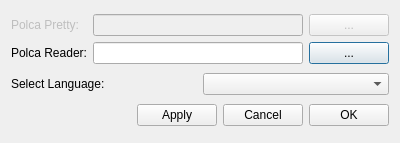
Above: POGADE/pogadesettings.ui from polca-project/polca-toolbox before the change. Below: the same form after it.
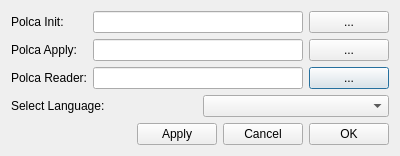
That is the form after the change.

Diff of the .ui file:
```diff
--- a/POGADE/pogadesettings.ui
+++ b/POGADE/pogadesettings.ui
@@ -16,50 +16,67 @@
   <layout class="QVBoxLayout" name="verticalLayout">
    <item>
     <layout class="QGridLayout" name="gridLayout">
-     <item row="2" column="0">
+     <item row="3" column="0">
       <widget class="QLabel" name="label">
        <property name="text">
         <string>Polca Reader:</string>
        </property>
       </widget>
      </item>
-     <item row="2" column="2">
+     <item row="3" column="2">
       <widget class="QPushButton" name="buttonPRSelect">
        <property name="text">
         <string>...</string>
        </property>
       </widget>
      </item>
-     <item row="2" column="1">
+     <item row="3" column="1">
       <widget class="QLineEdit" name="linePR"/>
      </item>
      <item row="1" column="0">
       <widget class="QLabel" name="label_3">
        <property name="enabled">
-        <bool>false</bool>
+        <bool>true</bool>
        </property>
        <property name="text">
-        <string>Polca Pretty:</string>
+        <string>Polca Init:</string>
        </property>
       </widget>
      </item>
      <item row="1" column="1">
       <widget class="QLineEdit" name="linePP">
        <property name="enabled">
-        <bool>false</bool>
+        <bool>true</bool>
        </property>
       </widget>
      </item>
      <item row="1" column="2">
       <widget class="QPushButton" name="buttonPPSelect">
        <property name="enabled">
-        <bool>false</bool>
+        <bool>true</bool>
        </property>
        <property name="text">
         <string>...</string>
        </property>
       </widget>
      </item>
+     <item row="2" column="0">
+      <widget class="QLabel" name="label_4">
+       <property name="text">
+        <string>Polca Apply:</string>
+       </property>
+      </widget>
+     </item>
+     <item row="2" column="1">
+      <widget class="QLineEdit" name="linePA"/>
+     </item>
+     <item row="2" column="2">
+      <widget class="QPushButton" name="buttonPASelect">
+       <property name="text">
+        <string>...</string>
+       </property>
+      </widget>
+     </item>
     </layout>
    </item>
    <item>
```
Left out of the diff: 39 changed lines with no effect on the pictures.
